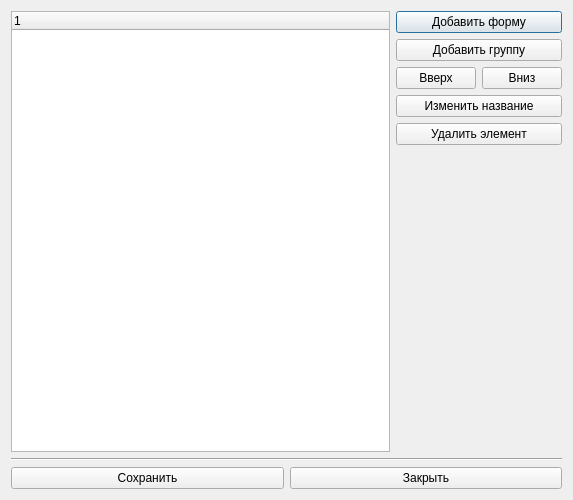
First picture: the form in designer/nodeseditordialogwindow.ui, repository Artemako/auto-exec-doc, before the edit.
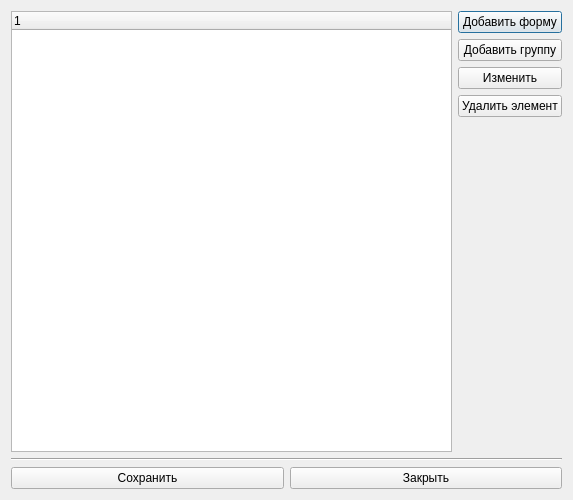
Second picture: the form after the edit. Icons and pictures are not drawn.

The edit to the form file:
```diff
--- a/designer/nodeseditordialogwindow.ui
+++ b/designer/nodeseditordialogwindow.ui
@@ -42,27 +42,9 @@
         </widget>
        </item>
        <item>
-        <layout class="QHBoxLayout" name="hl_movebtns">
-         <item>
-          <widget class="QPushButton" name="btn_up">
-           <property name="text">
-            <string>Вверх</string>
-           </property>
-          </widget>
-         </item>
-         <item>
-          <widget class="QPushButton" name="btn_down">
-           <property name="text">
-            <string>Вниз</string>
-           </property>
-          </widget>
-         </item>
-        </layout>
-       </item>
-       <item>
-        <widget class="QPushButton" name="btn_change_name">
+        <widget class="QPushButton" name="btn_edit">
          <property name="text">
-          <string>Изменить название</string>
+          <string>Изменить</string>
          </property>
         </widget>
        </item>
```
